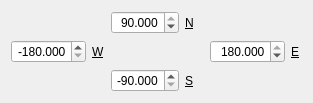
Before: the Qt Designer form src/lib/LatLonBoxWidget.ui in KDE/marble, drawn with Qt 5.
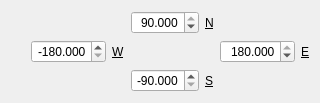
After: the same form once the commit is applied.

```diff
--- a/src/lib/LatLonBoxWidget.ui
+++ b/src/lib/LatLonBoxWidget.ui
@@ -17,20 +17,20 @@
    <string>Select a geographic region</string>
   </property>
   <layout class="QGridLayout" name="gridLayout">
-   <item row="0" column="0">
-    <spacer name="horizontalSpacer_5">
-     <property name="orientation">
-      <enum>Qt::Horizontal</enum>
-     </property>
-     <property name="sizeHint" stdset="0">
-      <size>
-       <width>13</width>
-       <height>13</height>
-      </size>
-     </property>
-    </spacer>
-   </item>
    <item row="0" column="1">
+    <spacer name="horizontalSpacer_5">
+     <property name="orientation">
+      <enum>Qt::Horizontal</enum>
+     </property>
+     <property name="sizeHint" stdset="0">
+      <size>
+       <width>13</width>
+       <height>13</height>
+      </size>
+     </property>
+    </spacer>
+   </item>
+   <item row="0" column="2">
     <layout class="QHBoxLayout" name="horizontalLayout">
      <item>
       <widget class="QDoubleSpinBox" name="northSpinBox">
@@ -69,7 +69,7 @@
      </item>
     </layout>
    </item>
-   <item row="0" column="2">
+   <item row="0" column="3">
     <spacer name="horizontalSpacer_2">
      <property name="orientation">
       <enum>Qt::Horizontal</enum>
@@ -82,7 +82,7 @@
      </property>
     </spacer>
    </item>
-   <item row="1" column="0">
+   <item row="1" column="1">
     <layout class="QHBoxLayout" name="horizontalLayout_4">
      <item>
       <widget class="QDoubleSpinBox" name="westSpinBox">
@@ -118,20 +118,20 @@
      </item>
     </layout>
    </item>
-   <item row="1" column="1">
-    <spacer name="horizontalSpacer">
-     <property name="orientation">
-      <enum>Qt::Horizontal</enum>
-     </property>
-     <property name="sizeHint" stdset="0">
-      <size>
-       <width>13</width>
-       <height>13</height>
-      </size>
-     </property>
-    </spacer>
-   </item>
    <item row="1" column="2">
+    <spacer name="horizontalSpacer">
+     <property name="orientation">
+      <enum>Qt::Horizontal</enum>
+     </property>
+     <property name="sizeHint" stdset="0">
+      <size>
+       <width>13</width>
+       <height>13</height>
+      </size>
+     </property>
+    </spacer>
+   </item>
+   <item row="1" column="3">
     <layout class="QHBoxLayout" name="horizontalLayout_3">
      <item>
       <widget class="QDoubleSpinBox" name="eastSpinBox">
@@ -167,20 +167,20 @@
      </item>
     </layout>
    </item>
-   <item row="2" column="0">
-    <spacer name="horizontalSpacer_4">
-     <property name="orientation">
-      <enum>Qt::Horizontal</enum>
-     </property>
-     <property name="sizeHint" stdset="0">
-      <size>
-       <width>13</width>
-       <height>13</height>
-      </size>
-     </property>
-    </spacer>
-   </item>
    <item row="2" column="1">
+    <spacer name="horizontalSpacer_4">
+     <property name="orientation">
+      <enum>Qt::Horizontal</enum>
+     </property>
+     <property name="sizeHint" stdset="0">
+      <size>
+       <width>13</width>
+       <height>13</height>
+      </size>
+     </property>
+    </spacer>
+   </item>
+   <item row="2" column="2">
     <layout class="QHBoxLayout" name="horizontalLayout_2">
      <item>
       <widget class="QDoubleSpinBox" name="southSpinBox">
@@ -216,7 +216,7 @@
      </item>
     </layout>
    </item>
-   <item row="2" column="2">
+   <item row="2" column="3">
     <spacer name="horizontalSpacer_3">
      <property name="orientation">
       <enum>Qt::Horizontal</enum>
@@ -229,6 +229,19 @@
      </property>
     </spacer>
    </item>
+   <item row="0" column="0" rowspan="3">
+    <spacer name="verticalSpacer">
+     <property name="orientation">
+      <enum>Qt::Vertical</enum>
+     </property>
+     <property name="sizeHint" stdset="0">
+      <size>
+       <width>20</width>
+       <height>40</height>
+      </size>
+     </property>
+    </spacer>
+   </item>
   </layout>
  </widget>
  <tabstops>
```
